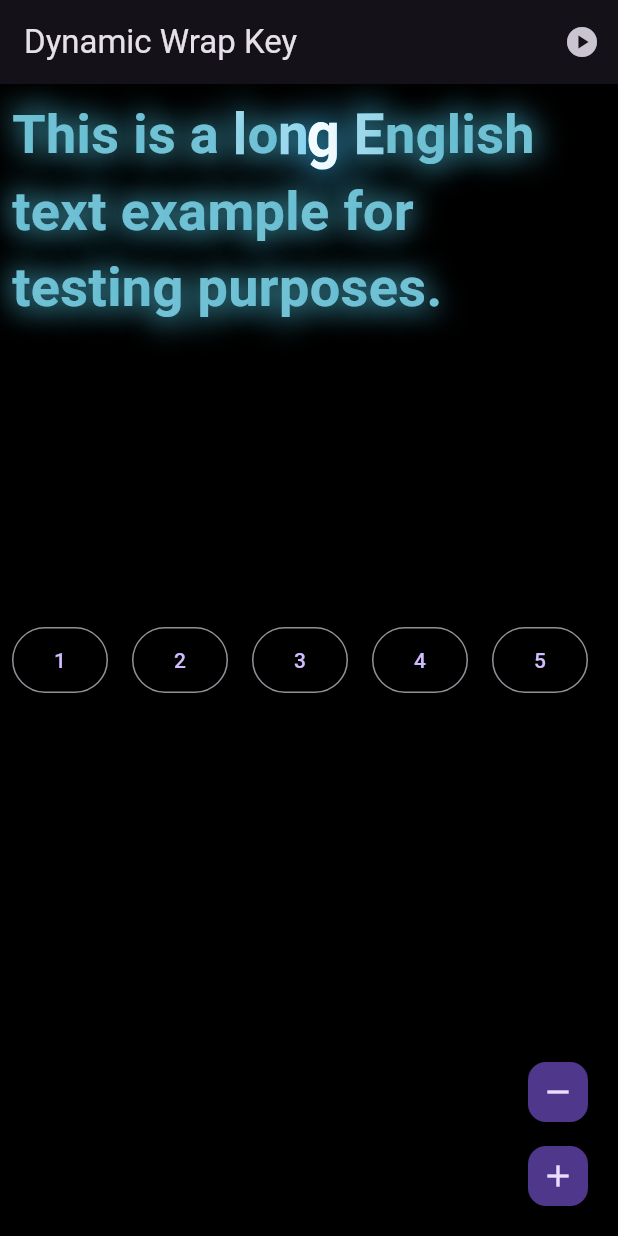
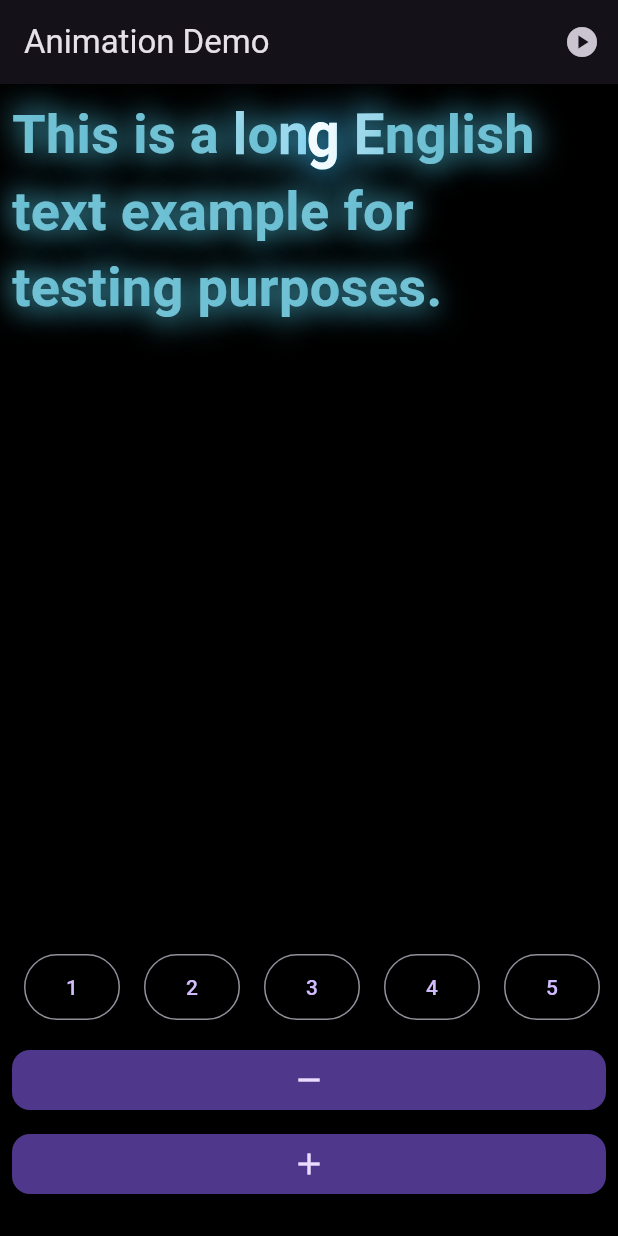
Before and after one commit to Rahiche/apple_translate_text_animation, a Flutter app: the screen it shows after launch, after a tap on an icon or button, on a phone screen of 412 x 824 dp. Run offline on Flutter 3.47's test engine with Material 3 defaults, Android fonts, the phone set to English and light mode, and no system bars.

Commit message:
layout update

```diff
--- a/lib/main.dart
+++ b/lib/main.dart
@@ -38,7 +38,7 @@ class _AppState extends State<App> {
       theme: ThemeData.dark(useMaterial3: true),
       home: Scaffold(
         appBar: AppBar(
-          title: const Text('Dynamic Wrap Key'),
+          title: const Text('Animation Demo'),
           actions: [
             IconButton(
               onPressed: () async {
@@ -52,9 +52,35 @@ class _AppState extends State<App> {
           ],
         ),
         backgroundColor: Colors.black,
-        floatingActionButton: Column(
+        floatingActionButtonLocation: FloatingActionButtonLocation.centerFloat,
+        floatingActionButton: Padding(
+          padding: const EdgeInsets.all(8.0),
+          child: Column(
             mainAxisSize: MainAxisSize.min,
+            crossAxisAlignment: CrossAxisAlignment.stretch,
             children: [
+              SizedBox(
+                height: 60,
+                child: ListView.builder(
+                  scrollDirection: Axis.horizontal,
+                  itemCount: texts.length,
+                  itemBuilder: (context, index) {
+                    return Padding(
+                      padding: const EdgeInsets.all(8.0),
+                      child: OutlinedButton(
+                        onPressed: () {
+                          setState(() {
+                            currentText = texts[index];
+                            wrapKey++;
+                          });
+                        },
+                        child: Text('${index + 1}'),
+                      ),
+                    );
+                  },
+                ),
+              ),
+              const SizedBox(height: 8),
               FloatingActionButton.small(
                 onPressed: () {
                   fullDurationInMs = fullDurationInMs ~/ 2;
@@ -71,6 +97,7 @@ class _AppState extends State<App> {
                 child: const Icon(Icons.add),
               ),
             ],
+          ),
         ),
         body: Column(
           crossAxisAlignment: CrossAxisAlignment.start,
@@ -105,28 +132,6 @@ class _AppState extends State<App> {
                 ),
               ),
             ),
-            SizedBox(
-              height: 60,
-              child: ListView.builder(
-                scrollDirection: Axis.horizontal,
-                itemCount: texts.length,
-                itemBuilder: (context, index) {
-                  return Padding(
-                    padding: const EdgeInsets.all(8.0),
-                    child: OutlinedButton(
-                      onPressed: () {
-                        setState(() {
-                          currentText = texts[index];
-                          wrapKey++;
-                        });
-                      },
-                      child: Text('${index + 1}'),
-                    ),
-                  );
-                },
-              ),
-            ),
-            const Spacer(),
           ],
         ),
       ),
```
Lines whose indentation alone changed are shown as unchanged.
